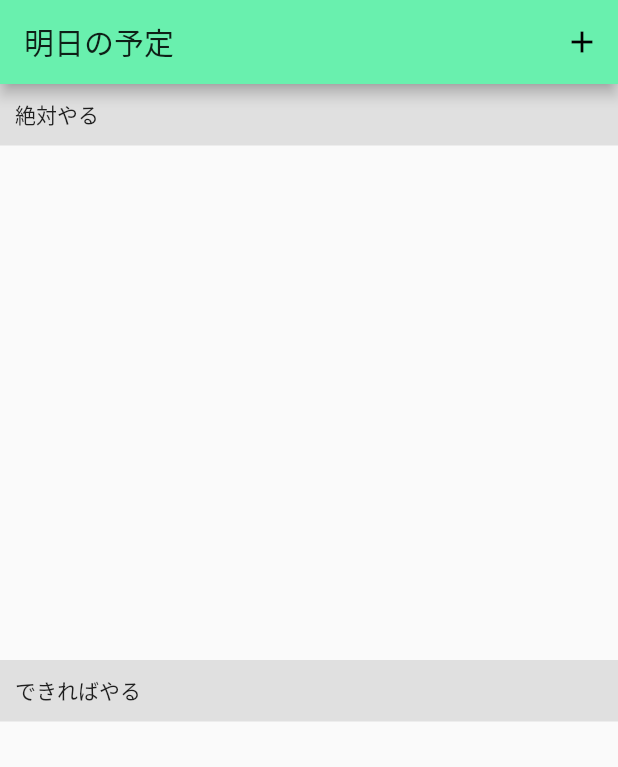
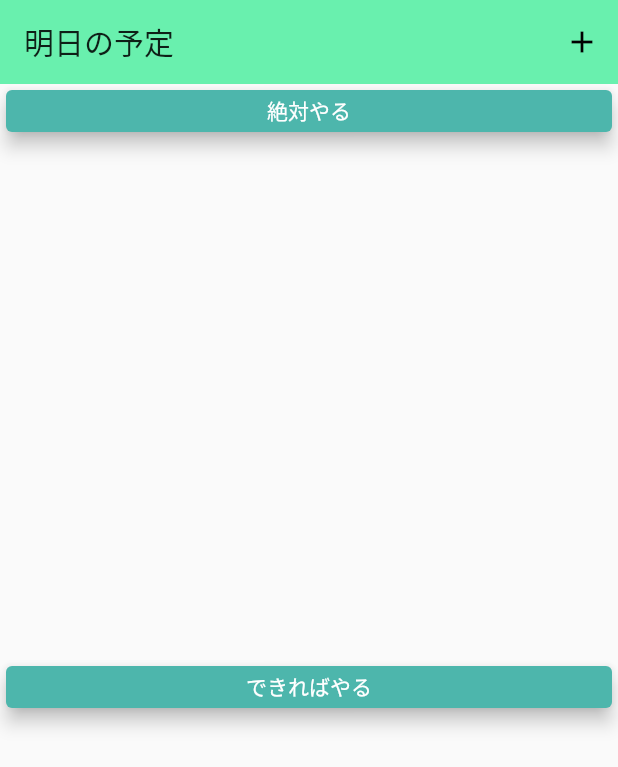
Before and after one commit to yusame0308/TomorrowPlan, a Flutter app: the screen it shows after launch, on a phone screen of 412 x 824 dp. Shown: the top 767 px of the screen. Run offline on Flutter 3.47's test engine with Material 2 defaults, Android fonts, the phone set to English and light mode, and no system bars; our stand-ins replace flutter_hooks, fluttertoast, freezed_annotation, hooks_riverpod, state_notifier.

Commit message:
add SectionTitleCard

```diff
--- a/lib/todo_list_view.dart
+++ b/lib/todo_list_view.dart
@@ -29,7 +29,9 @@ class TodoListView extends StatelessWidget {
   @override
   Widget build(BuildContext context) {
     return MaterialApp(
-      theme: ThemeData(primaryColor: Colors.greenAccent),
+      theme: ThemeData(
+          primaryColor: Colors.greenAccent,
+          appBarTheme: AppBarTheme(elevation: 0)),
       debugShowCheckedModeBanner: false,
       routes: <String, WidgetBuilder>{
         Const.routeNameTemplateList: (BuildContext context) =>
@@ -68,23 +70,12 @@ class TodoList extends HookWidget {
         _todoList.where((todo) => todo.belong == Belong.Unsure).toList();
     return Column(
       crossAxisAlignment: CrossAxisAlignment.start,
-      // mainAxisSize: MainAxisSize.max,
       children: [
-        Container(
-          width: double.infinity,
-          padding: EdgeInsets.all(10.0),
-          color: Colors.grey[300],
-          child: Text('絶対やる'),
-        ),
+        SectionTitleCard('絶対やる'),
         Expanded(
           child: _listView(_sureTodoList),
         ),
-        Container(
-          width: double.infinity,
-          padding: EdgeInsets.all(10.0),
-          color: Colors.grey[300],
-          child: Text('できればやる'),
-        ),
+        SectionTitleCard('できればやる'),
         Expanded(
           child: _listView(_unsureTodoList),
         ),
@@ -94,6 +85,7 @@ class TodoList extends HookWidget {
 
   Widget _listView(List<Todo> _todoList) {
     return ListView.builder(
+      padding: EdgeInsets.symmetric(horizontal: 6),
       itemCount: _todoList.length,
       itemBuilder: (BuildContext context, int index) {
         return Card(
@@ -169,3 +161,29 @@ class TodoList extends HookWidget {
     return result ?? false;
   }
 }
+
+class SectionTitleCard extends StatelessWidget {
+  SectionTitleCard(this.title);
+
+  final String title;
+
+  @override
+  Widget build(BuildContext context) {
+    return SizedBox(
+      width: double.infinity,
+      height: 36.0,
+      child: Card(
+        elevation: 5,
+        color: Colors.teal[300],
+        child: Center(
+          child: Text(
+            title,
+            style: TextStyle(
+              color: Colors.white,
+            ),
+          ),
+        ),
+      ),
+    );
+  }
+}
```
